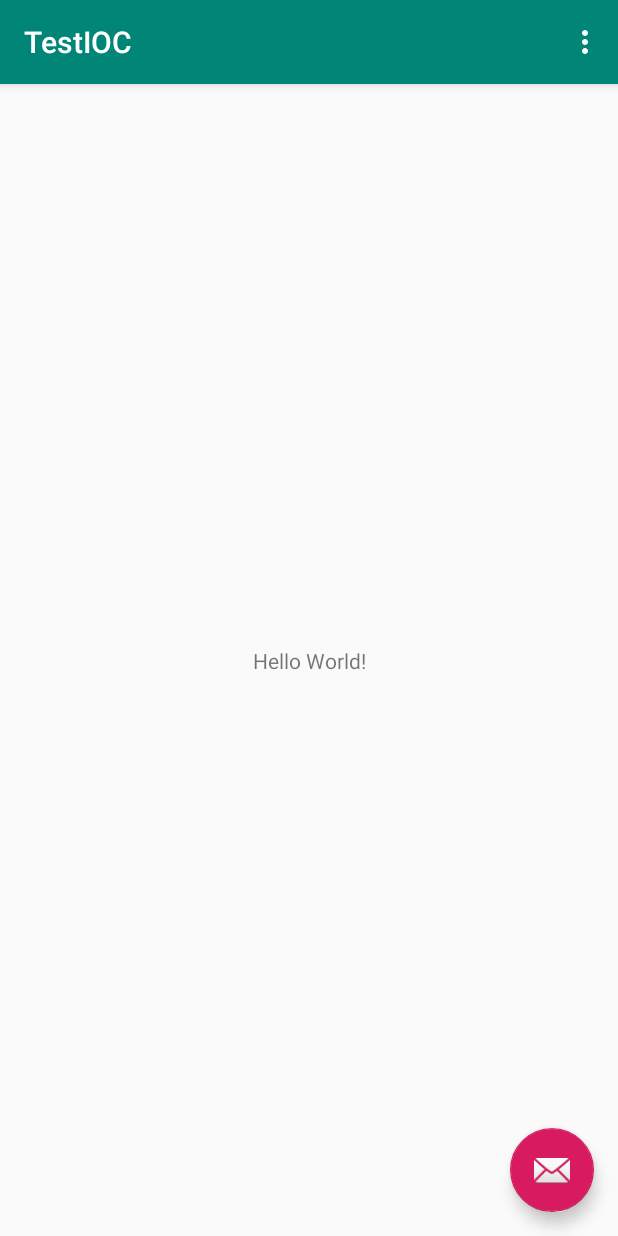
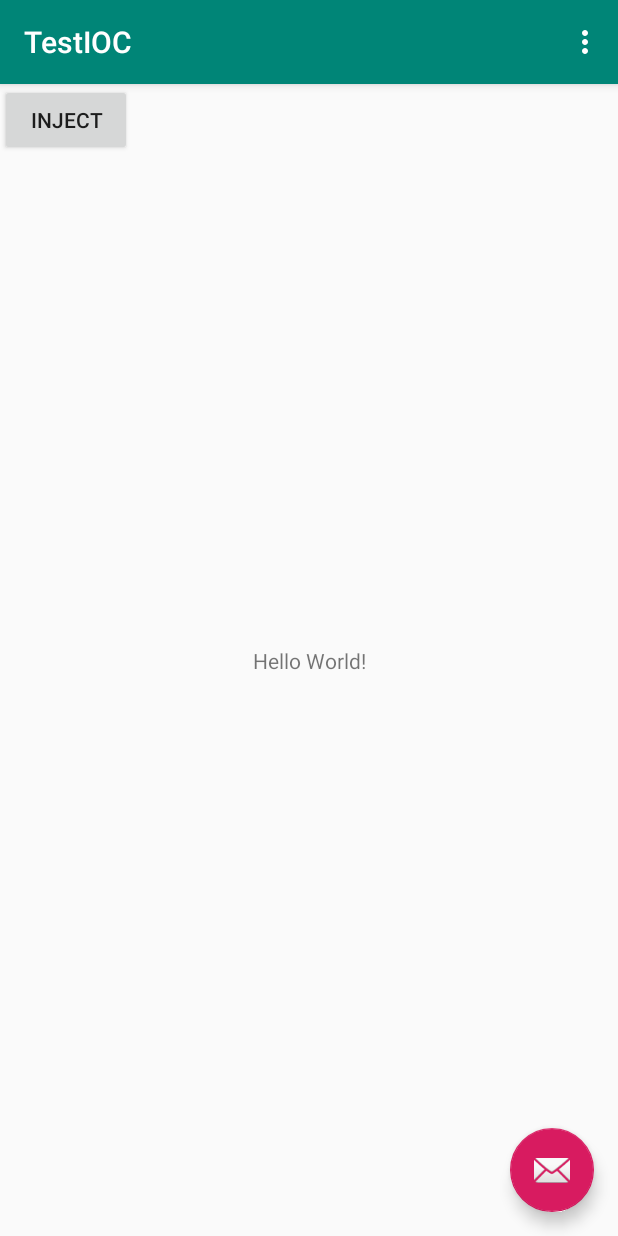
Before and after one commit to soulqw/AndroidIoc, an Android app: the screen it shows after launch (MainActivity), after a tap on an icon or button, on a phone screen of 412 x 824 dp. Run offline under Robolectric (Android 15) with nearby library versions, the phone set to English and light mode, and no system bars.

```diff
--- a/app/src/main/java/com/test/ioc/MainActivity.java
+++ b/app/src/main/java/com/test/ioc/MainActivity.java
@@ -28,9 +28,16 @@ public class MainActivity extends AppCompatActivity {
         setSupportActionBar(toolbar);
     }
 
-    @OnClick(R.id.fab)
-    public void onFabClick() {
-        Toast.makeText(MainActivity.this, "onFabClick", Toast.LENGTH_SHORT).show();
+    @OnClick({R.id.fab, R.id.button})
+    public void onFabClick(View view) {
+        switch (view.getId()) {
+            case R.id.fab:
+                Toast.makeText(MainActivity.this, "onFabClick", Toast.LENGTH_SHORT).show();
+                break;
+            case R.id.button:
+                Toast.makeText(MainActivity.this, "onButton", Toast.LENGTH_SHORT).show();
+                break;
+        }
     }
 
     @Override
--- a/app/src/main/java/com/test/ioc/ioc/OnClick.java
+++ b/app/src/main/java/com/test/ioc/ioc/OnClick.java
@@ -16,5 +16,5 @@ import java.lang.annotation.Target;
 @Retention(RetentionPolicy.RUNTIME)
 @EventBase(listenerTypeClz = View.OnClickListener.class, setListenerName = "setOnClickListener")
 public @interface OnClick {
-    int value();
+    int[] value();
 }
--- a/app/src/main/java/com/test/ioc/ioc/OnClickHandler.java
+++ b/app/src/main/java/com/test/ioc/ioc/OnClickHandler.java
@@ -23,7 +23,7 @@ public class OnClickHandler implements InvocationHandler {
 
     @Override
     public Object invoke(Object o, Method method, Object[] objects) throws Throwable {
-        Object result = this.method.invoke(activity);
+        Object result = this.method.invoke(activity,objects);
         return result;
     }
 }
--- a/app/src/main/java/com/test/ioc/ioc/SoulBinder.java
+++ b/app/src/main/java/com/test/ioc/ioc/SoulBinder.java
@@ -16,7 +16,7 @@ public class SoulBinder {
         Class<? extends Activity> clz = activity.getClass();
         injectLayout(activity, clz);
         injectViews(activity, clz);
-        injectEvents(activity, clz);
+        injectEvents(activity);
     }
 
     private static void injectLayout(Activity activity, Class<? extends Activity> clz) {
@@ -52,7 +52,7 @@ public class SoulBinder {
         }
     }
 
-    private static void injectEvents(Activity activity, Class<? extends Activity> clz) {
+    private static void injectEvents(Activity activity) {
         Method[] methods = activity.getClass().getDeclaredMethods();
         for (Method method : methods) {
             Annotation[] annotations = method.getDeclaredAnnotations();
@@ -60,22 +60,24 @@ public class SoulBinder {
                 EventBase base = annotation.annotationType().getAnnotation(EventBase.class);
                 if (base != null) {
                     OnClick onClickAn = (OnClick) annotation;
-                    int viewId = onClickAn.value();
-                    View view = activity.findViewById(viewId);
-                    Class onClickListenerClass = base.listenerTypeClz();
-                    OnClickHandler proxy = new OnClickHandler(activity,method);
-                    Object onClickProxy = Proxy.newProxyInstance(onClickListenerClass.getClassLoader(), new Class[]{onClickListenerClass}, proxy);
-                    view.setOnClickListener((View.OnClickListener) onClickProxy);
-                    try {
-                        Method viewOnClickMethod = view.getClass().getMethod(base.setListenerName(),onClickListenerClass);
-                        viewOnClickMethod.invoke(view,onClickProxy);
-                    } catch (NoSuchMethodException e) {
-                        e.printStackTrace();
-                    } catch (IllegalAccessException e) {
-                        e.printStackTrace();
-                    } catch (InvocationTargetException e) {
-                        e.printStackTrace();
+                    int[] viewIds = onClickAn.value();
+                    for (int id : viewIds) {
+                        View view = activity.findViewById(id);
+                        Class onClickListenerClass = base.listenerTypeClz();
+                        OnClickHandler proxy = new OnClickHandler(activity,method);
+                        Object onClickProxy = Proxy.newProxyInstance(onClickListenerClass.getClassLoader(), new Class[]{onClickListenerClass}, proxy);
+                        view.setOnClickListener((View.OnClickListener) onClickProxy);
                     }
+//                    try {
+//                        Method viewOnClickMethod = view.getClass().getMethod(base.setListenerName(),onClickListenerClass);
+//                        viewOnClickMethod.invoke(view,onClickProxy);
+//                    } catch (NoSuchMethodException e) {
+//                        e.printStackTrace();
+//                    } catch (IllegalAccessException e) {
+//                        e.printStackTrace();
+//                    } catch (InvocationTargetException e) {
+//                        e.printStackTrace();
+//                    }
 
                 }
             }
--- a/app/src/main/res/layout/content_main.xml
+++ b/app/src/main/res/layout/content_main.xml
@@ -17,4 +17,13 @@
         app:layout_constraintRight_toRightOf="parent"
         app:layout_constraintTop_toTopOf="parent" />
 
+    <Button
+        android:id="@+id/button"
+        android:layout_width="wrap_content"
+        android:layout_height="wrap_content"
+        android:text="INJECT"
+        tools:layout_editor_absoluteX="16dp"
+        tools:layout_editor_absoluteY="16dp"
+        tools:ignore="MissingConstraints" />
+
 </androidx.constraintlayout.widget.ConstraintLayout>
```
